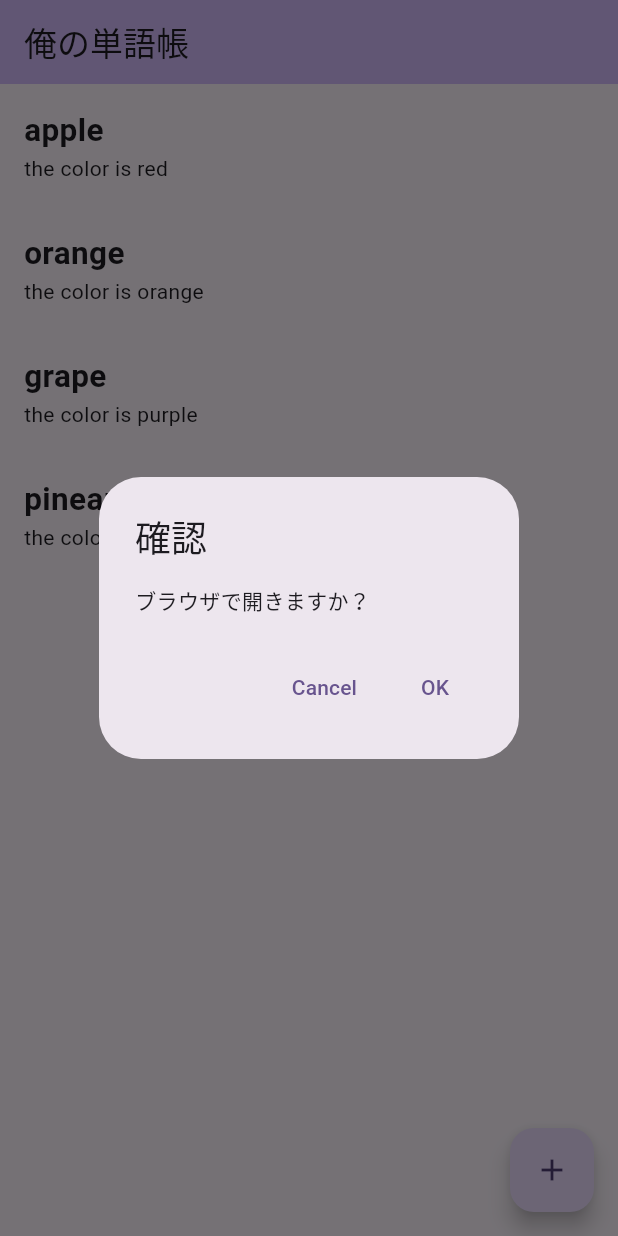
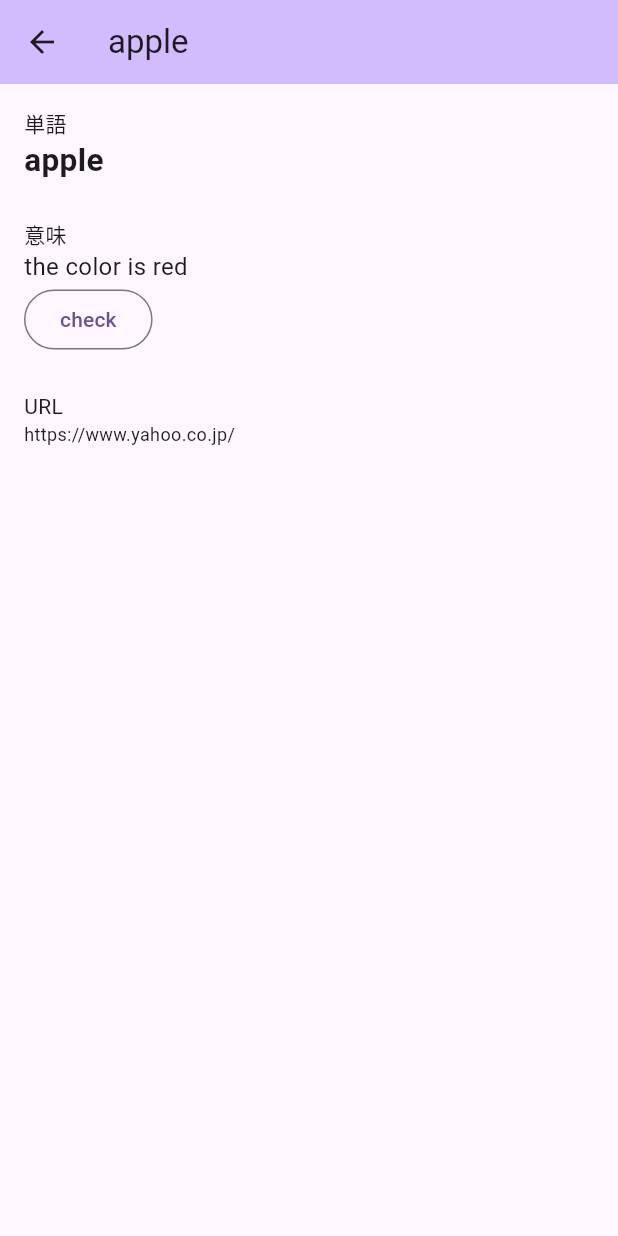
Before and after one commit to ushisantoasobu/FlutterPractice2023, a Flutter app: the screen it shows after launch, after a tap on "apple", on a phone screen of 412 x 824 dp. Run offline on Flutter 3.47's test engine with Material 3 defaults, Android fonts, the phone set to English and light mode, and no system bars.

Commit message:
詳細ページの大枠作成

```diff
--- /dev/null
+++ b/en_words_on_web/lib/page/word_detail_page.dart
@@ -0,0 +1,47 @@
+import 'package:en_words_on_web/model/word.dart';
+import 'package:flutter/material.dart';
+import 'package:flutter/widgets.dart';
+
+class WordDetailPage extends StatelessWidget {
+  const WordDetailPage({super.key, required this.word});
+
+  final Word word;
+
+  @override
+  Widget build(BuildContext context) {
+    return Scaffold(
+        appBar: AppBar(
+          backgroundColor: Theme.of(context).colorScheme.inversePrimary,
+          title: Text(word.title),
+        ),
+        body: Container(
+            padding: EdgeInsets.all(16),
+            child:
+                Column(crossAxisAlignment: CrossAxisAlignment.start, children: [
+              const Text('単語'),
+              Text(
+                word.title,
+                style:
+                    const TextStyle(fontSize: 21, fontWeight: FontWeight.bold),
+              ),
+              const SizedBox(height: 24),
+              // Description
+              const Text('意味'),
+              Text(
+                word.description ?? '-',
+                style: const TextStyle(fontSize: 16),
+              ),
+              OutlinedButton(
+                onPressed: () {},
+                child: const Text('check'),
+              ),
+              const SizedBox(height: 24),
+              // URL
+              const Text('URL'),
+              Text(
+                word.urlString ?? '-',
+                style: const TextStyle(fontSize: 12),
+              ),
+            ])));
+  }
+}
--- a/en_words_on_web/lib/page/word_list_page.dart
+++ b/en_words_on_web/lib/page/word_list_page.dart
@@ -1,5 +1,6 @@
 import 'package:en_words_on_web/model/word.dart';
 import 'package:en_words_on_web/page/word_create_or_edit_page.dart';
+import 'package:en_words_on_web/page/word_detail_page.dart';
 import 'package:en_words_on_web/repository/word_repository.dart';
 import 'package:flutter/material.dart';
 import 'package:url_launcher/url_launcher.dart';
@@ -40,30 +41,37 @@ class _WordListPageState extends State<WordListPage> {
           return WordItemView(
             word: _words[index],
             onTap: () {
-              if (_words[index].urlString != null) {
-                showDialog(
-                  context: context,
-                  builder: (context) {
-                    return AlertDialog(
-                      title: const Text("確認"),
-                      content: const Text("ブラウザで開きますか？"),
-                      actions: [
-                        TextButton(
-                          child: const Text("Cancel"),
-                          onPressed: () => Navigator.pop(context),
-                        ),
-                        TextButton(
-                          child: const Text("OK"),
-                          onPressed: () {
-                            Navigator.pop(context);
-                            _launchInBrowserView(_words[index].urlString!);
-                          },
-                        ),
-                      ],
-                    );
-                  },
+              // if (_words[index].urlString != null) {
+              //   showDialog(
+              //     context: context,
+              //     builder: (context) {
+              //       return AlertDialog(
+              //         title: const Text("確認"),
+              //         content: const Text("ブラウザで開きますか？"),
+              //         actions: [
+              //           TextButton(
+              //             child: const Text("Cancel"),
+              //             onPressed: () => Navigator.pop(context),
+              //           ),
+              //           TextButton(
+              //             child: const Text("OK"),
+              //             onPressed: () {
+              //               Navigator.pop(context);
+              //               _launchInBrowserView(_words[index].urlString!);
+              //             },
+              //           ),
+              //         ],
+              //       );
+              //     },
+              //   );
+              // }
+              Navigator.of(context).push(MaterialPageRoute(builder: (context) {
+                return WordDetailPage(
+                  word: _words[index],
                 );
-              }
+              })).then((value) {
+                _refresh();
+              });
             },
           );
         },
```
